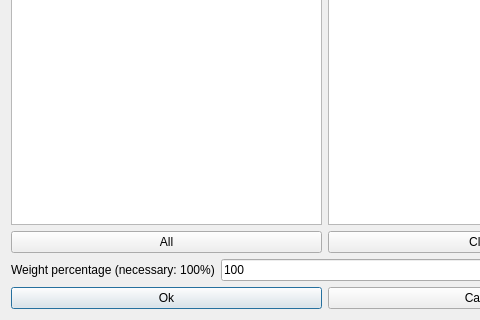
vonmecheln/fet, file fet/src/interface/modifyconstraintactivitiessameroomifconsecutiveform_template.ui: the form before one commit; both pictures show x 0 to 480 and y 200 to 520 of the 650 by 520 pixel window.
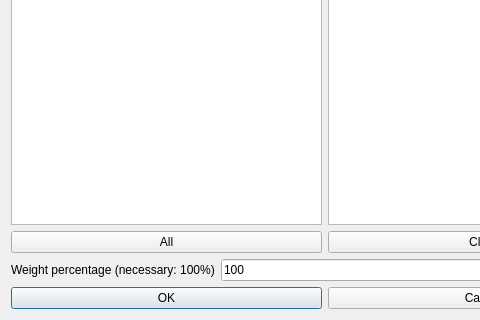
The form after the commit.

```diff
--- a/fet/src/interface/modifyconstraintactivitiessameroomifconsecutiveform_template.ui
+++ b/fet/src/interface/modifyconstraintactivitiessameroomifconsecutiveform_template.ui
@@ -107,7 +107,7 @@
      <item>
       <widget class="QPushButton" name="okPushButton">
        <property name="text">
-        <string>Ok</string>
+        <string>OK</string>
        </property>
       </widget>
      </item>
```
